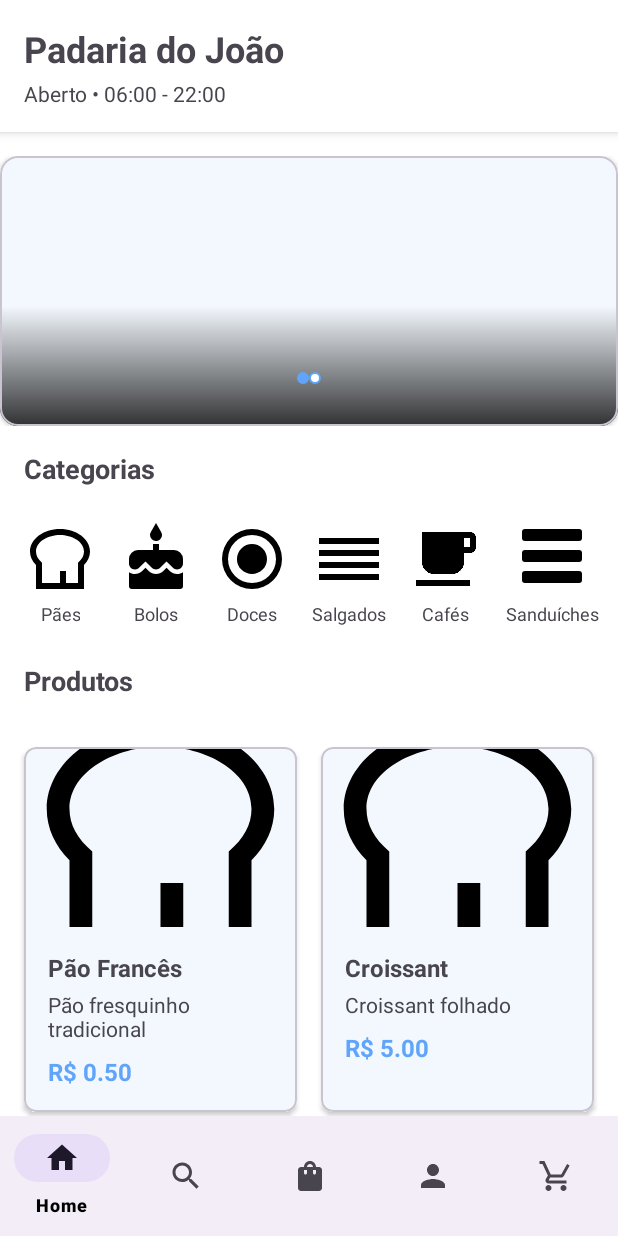
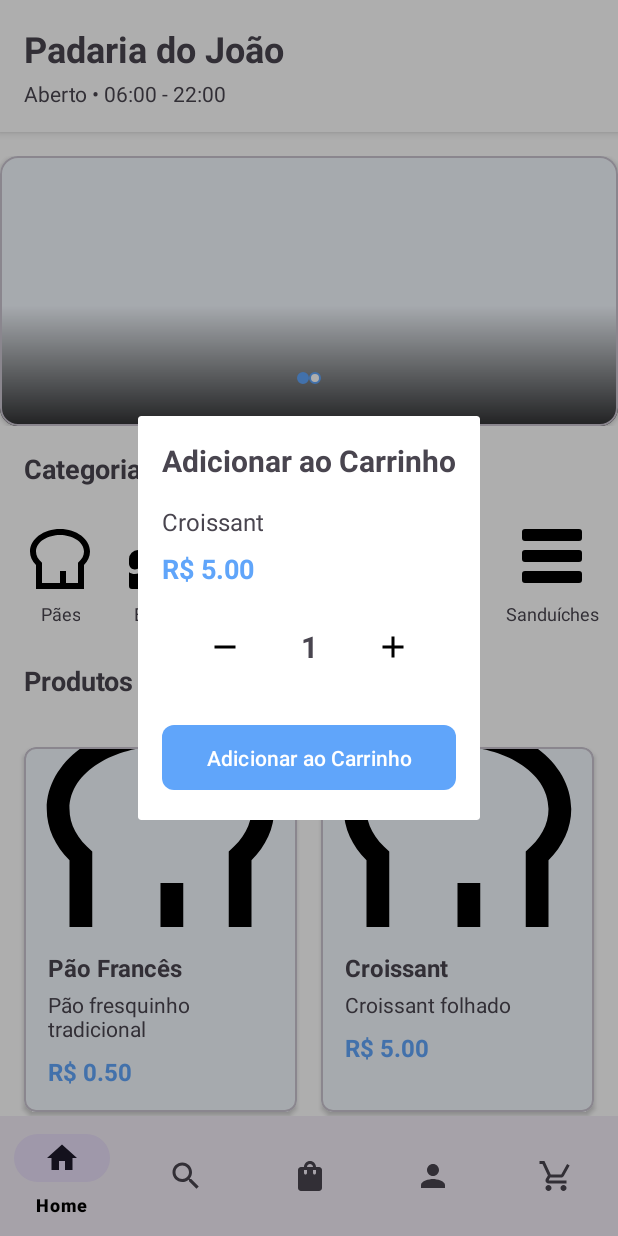
Before and after one commit to Victorks4/AppBrendoka, an Android app: the fragment CartFragment placed in its activity, after a tap on "Croissant", on a phone screen of 412 x 824 dp. Run offline under Robolectric (Android 15) with nearby library versions, the phone set to English and light mode, and no system bars; our stand-ins replace Firebase (no records; nobody signed in at launch, a user with empty details on screens opened directly).

Commit message:
Adicionado função de checkout e adicionar produto ao carrinho

```diff
--- a/app/build.gradle
+++ b/app/build.gradle
@@ -49,6 +49,7 @@ dependencies {
     implementation libs.firebase.auth
     implementation libs.firebase.database
     implementation 'com.google.firebase:firebase-firestore:24.9.1'
+    implementation libs.swiperefreshlayout
 
     // Testes unitários e de UI
     testImplementation libs.junit
--- a/app/src/main/java/com/example/appproject05/adapters/ProductAdapter.java
+++ b/app/src/main/java/com/example/appproject05/adapters/ProductAdapter.java
@@ -9,19 +9,14 @@ import androidx.annotation.NonNull;
 import androidx.recyclerview.widget.RecyclerView;
 import com.example.appproject05.R;
 import com.example.appproject05.models.Product;
+import com.example.appproject05.dialogs.AddToCartDialog;
 import java.util.List;
 
 public class ProductAdapter extends RecyclerView.Adapter<ProductAdapter.ProductViewHolder> {
     private List<Product> products;
-    private OnProductClickListener listener;
 
-    public interface OnProductClickListener {
-        void onProductClick(Product product);
-    }
-
-    public ProductAdapter(List<Product> products, OnProductClickListener listener) {
+    public ProductAdapter(List<Product> products) {
         this.products = products;
-        this.listener = listener;
     }
 
     public void updateProducts(List<Product> newProducts) {
@@ -62,8 +57,8 @@ public class ProductAdapter extends RecyclerView.Adapter<ProductAdapter.ProductV
 
             itemView.setOnClickListener(v -> {
                 int pos = getAdapterPosition();
-                if (pos != RecyclerView.NO_POSITION && listener != null) {
-                    listener.onProductClick(products.get(pos));
+                if (pos != RecyclerView.NO_POSITION) {
+                    showAddToCartDialog(products.get(pos));
                 }
             });
         }
@@ -74,5 +69,10 @@ public class ProductAdapter extends RecyclerView.Adapter<ProductAdapter.ProductV
             productPrice.setText(String.format("R$ %.2f", product.getPrice()));
             productImage.setImageResource(product.getImageResource());
         }
+
+        private void showAddToCartDialog(Product product) {
+            AddToCartDialog dialog = new AddToCartDialog(itemView.getContext(), product);
+            dialog.show();
+        }
     }
 }
--- /dev/null
+++ b/app/src/main/java/com/example/appproject05/dialogs/AddToCartDialog.java
@@ -0,0 +1,108 @@
+package com.example.appproject05.dialogs;
+
+import android.app.Dialog;
+import android.content.Context;
+import android.os.Bundle;
+import android.view.View;
+import android.widget.ImageButton;
+import android.widget.TextView;
+import android.widget.Toast;
+import androidx.annotation.NonNull;
+import com.example.appproject05.R;
+import com.example.appproject05.models.CartItem;
+import com.example.appproject05.models.Product;
+import com.example.appproject05.utils.CartManager;
+import com.google.android.material.button.MaterialButton;
+
+/**
+ * Diálogo para adicionar produtos ao carrinho com seleção de quantidade
+ */
+public class AddToCartDialog extends Dialog {
+    private Product product;
+    private CartManager cartManager;
+    private TextView productName, productPrice, quantity;
+    private ImageButton btnDecrease, btnIncrease;
+    private MaterialButton btnAddToCart;
+    private int currentQuantity = 1;
+
+    public AddToCartDialog(@NonNull Context context, Product product) {
+        super(context);
+        this.product = product;
+        this.cartManager = new CartManager();
+    }
+
+    @Override
+    protected void onCreate(Bundle savedInstanceState) {
+        super.onCreate(savedInstanceState);
+        setContentView(R.layout.dialog_add_to_cart);
+
+        // Inicializar views
+        initViews();
+
+        // Configurar dados do produto
+        setupProductInfo();
+
+        // Configurar listeners
+        setupListeners();
+    }
+
+    private void initViews() {
+        productName = findViewById(R.id.product_name);
+        productPrice = findViewById(R.id.product_price);
+        quantity = findViewById(R.id.quantity);
+        btnDecrease = findViewById(R.id.btn_decrease);
+        btnIncrease = findViewById(R.id.btn_increase);
+        btnAddToCart = findViewById(R.id.btn_add_to_cart);
+    }
+
+    private void setupProductInfo() {
+        productName.setText(product.getName());
+        updateTotalPrice();
+    }
+
+    private void setupListeners() {
+        btnDecrease.setOnClickListener(v -> {
+            if (currentQuantity > 1) {
+                currentQuantity--;
+                updateQuantityViews();
+            }
+        });
+
+        btnIncrease.setOnClickListener(v -> {
+            currentQuantity++;
+            updateQuantityViews();
+        });
+
+        btnAddToCart.setOnClickListener(v -> addToCart());
+    }
+
+    private void updateQuantityViews() {
+        quantity.setText(String.valueOf(currentQuantity));
+        updateTotalPrice();
+    }
+
+    private void updateTotalPrice() {
+        double total = product.getPrice() * currentQuantity;
+        productPrice.setText(String.format("R$ %.2f", total));
+    }
+
+    private void addToCart() {
+        CartItem cartItem = new CartItem(
+                product.getId(),
+                product.getName(),
+                "Brendoka Bakery", // Nome da padaria fixo por enquanto
+                product.getPrice(),
+                currentQuantity
+        );
+
+        cartManager.addItem(cartItem)
+                .addOnSuccessListener(aVoid -> {
+                    Toast.makeText(getContext(), "Produto adicionado ao carrinho!", Toast.LENGTH_SHORT).show();
+                    dismiss();
+                })
+                .addOnFailureListener(e -> {
+                    Toast.makeText(getContext(), "Erro ao adicionar ao carrinho: " + e.getMessage(),
+                            Toast.LENGTH_SHORT).show();
+                });
+    }
+}
--- a/app/src/main/java/com/example/appproject05/fragments/BuscaFragment.java
+++ b/app/src/main/java/com/example/appproject05/fragments/BuscaFragment.java
@@ -55,9 +55,7 @@ public class BuscaFragment extends Fragment {
 
     private void setupRecyclerView() {
         searchResultsRecyclerView.setLayoutManager(new LinearLayoutManager(getContext()));
-        productAdapter = new ProductAdapter(new ArrayList<>(), product -> {
-            // Implementar navegação para detalhes do produto
-        });
+        productAdapter = new ProductAdapter(new ArrayList<>()); // Remove o callback
         searchResultsRecyclerView.setAdapter(productAdapter);
     }
 
--- a/app/src/main/java/com/example/appproject05/fragments/CartFragment.java
+++ b/app/src/main/java/com/example/appproject05/fragments/CartFragment.java
@@ -7,33 +7,33 @@ import android.view.View;
 import android.view.ViewGroup;
 import android.widget.Button;
 import android.widget.TextView;
+import android.widget.Toast;
 import androidx.fragment.app.Fragment;
 import androidx.recyclerview.widget.LinearLayoutManager;
 import androidx.recyclerview.widget.RecyclerView;
-
 import com.example.appproject05.CheckoutActivity;
 import com.example.appproject05.R;
 import com.example.appproject05.adapters.CartAdapter;
 import com.example.appproject05.models.CartItem;
+import com.example.appproject05.utils.CartManager;
 import java.util.ArrayList;
 import java.util.List;
 
-public class CartFragment extends Fragment implements CartAdapter.CartItemListener {
+public class CartFragment extends Fragment implements CartAdapter.CartItemListener, CartManager.CartListener {
     private RecyclerView recyclerView;
     private CartAdapter adapter;
     private List<CartItem> cartItems;
     private TextView txtSubtotal, txtDeliveryFee, txtTotal;
     private Button btnCheckout;
+    private CartManager cartManager;
+    private static final double DELIVERY_FEE = 5.00;
 
     @Override
     public View onCreateView(LayoutInflater inflater, ViewGroup container, Bundle savedInstanceState) {
         View view = inflater.inflate(R.layout.fragment_cart, container, false);
-
         initViews(view);
         setupRecyclerView();
-        loadCartItems();
-        updateTotals();
-
+        setupCartManager();
         return view;
     }
 
@@ -43,7 +43,6 @@ public class CartFragment extends Fragment implements CartAdapter.CartItemListen
         txtDeliveryFee = view.findViewById(R.id.txt_delivery_fee);
         txtTotal = view.findViewById(R.id.txt_total);
         btnCheckout = view.findViewById(R.id.btn_checkout);
-
         btnCheckout.setOnClickListener(v -> startCheckout());
     }
 
@@ -54,55 +53,59 @@ public class CartFragment extends Fragment implements CartAdapter.CartItemListen
         recyclerView.setAdapter(adapter);
     }
 
-    private void loadCartItems() {
-        // TODO: Load items from local storage or API
-        // Mock data for now
-        cartItems.add(new CartItem("1", "Pão Francês", "Padaria do João", 0.50, 10));
-        cartItems.add(new CartItem("2", "Croissant", "Padaria do João", 5.00, 2));
-        adapter.notifyDataSetChanged();
+    private void setupCartManager() {
+        cartManager = new CartManager();
+        cartManager.setCartListener(this);
     }
 
-    private void updateTotals() {
-        double subtotal = 0;
-        for (CartItem item : cartItems) {
-            subtotal += item.getTotal();
+    private void startCheckout() {
+        if (cartItems.isEmpty()) {
+            Toast.makeText(getContext(), "Seu carrinho está vazio", Toast.LENGTH_SHORT).show();
+            return;
         }
 
-        double deliveryFee = 5.00; // Mock delivery fee
-        double total = subtotal + deliveryFee;
-
-        txtSubtotal.setText(String.format("R$ %.2f", subtotal));
-        txtDeliveryFee.setText(String.format("R$ %.2f", deliveryFee));
-        txtTotal.setText(String.format("R$ %.2f", total));
-    }
-
-    // Em CartFragment.java, dentro do método startCheckout():
-
-    private void startCheckout() {
         Intent intent = new Intent(getActivity(), CheckoutActivity.class);
-        intent.putExtra("subtotal", calculateSubtotal()); // Passar o subtotal calculado
+        intent.putExtra("subtotal", cartManager.getCartTotal());
+        intent.putExtra("delivery_fee", DELIVERY_FEE);
         startActivity(intent);
-    }
-
-    private double calculateSubtotal() {
-        double subtotal = 0;
-        for (CartItem item : cartItems) {
-            subtotal += item.getTotal();
-        }
-        return subtotal;
     }
 
     @Override
     public void onQuantityChanged(CartItem item, int position, int newQuantity) {
-        item.setQuantity(newQuantity);
-        adapter.notifyItemChanged(position);
-        updateTotals();
+        cartManager.updateItemQuantity(item.getProductId(), newQuantity)
+                .addOnFailureListener(e -> Toast.makeText(getContext(),
+                        "Erro ao atualizar quantidade: " + e.getMessage(),
+                        Toast.LENGTH_SHORT).show());
     }
 
     @Override
     public void onItemRemoved(CartItem item, int position) {
-        cartItems.remove(position);
-        adapter.notifyItemRemoved(position);
-        updateTotals();
+        cartManager.removeItem(item.getProductId())
+                .addOnFailureListener(e -> Toast.makeText(getContext(),
+                        "Erro ao remover item: " + e.getMessage(),
+                        Toast.LENGTH_SHORT).show());
+    }
+
+    @Override
+    public void onCartUpdated(List<CartItem> items, double total) {
+        cartItems.clear();
+        cartItems.addAll(items);
+        adapter.notifyDataSetChanged();
+        updateTotals(total);
+    }
+
+    @Override
+    public void onError(String message) {
+        Toast.makeText(getContext(), "Erro: " + message, Toast.LENGTH_SHORT).show();
+    }
+
+    private void updateTotals(double subtotal) {
+        double total = subtotal + DELIVERY_FEE;
+
+        txtSubtotal.setText(String.format("R$ %.2f", subtotal));
+        txtDeliveryFee.setText(String.format("R$ %.2f", DELIVERY_FEE));
+        txtTotal.setText(String.format("R$ %.2f", total));
+
+        btnCheckout.setEnabled(subtotal > 0);
     }
 }
--- a/app/src/main/java/com/example/appproject05/fragments/HomeFragment.java
+++ b/app/src/main/java/com/example/appproject05/fragments/HomeFragment.java
@@ -25,8 +25,7 @@ import java.util.List;
 
 public class HomeFragment extends Fragment implements
         BannerAdapter.OnBannerClickListener,
-        CategoryAdapter.OnCategoryClickListener,
-        ProductAdapter.OnProductClickListener {
+        CategoryAdapter.OnCategoryClickListener{
 
     private ViewPager2 bannerViewPager;
     private TabLayout bannerIndicator;  // Adicionada declaração aqui
@@ -121,8 +120,10 @@ public class HomeFragment extends Fragment implements
         products.add(new Product("3", "Bolo de Chocolate", "Bolo caseiro", 25.00, R.drawable.ic_cake));
         products.add(new Product("4", "Café Expresso", "Café premium", 3.50, R.drawable.ic_coffee));
 
-        ProductAdapter productAdapter = new ProductAdapter(products, this);
+        ProductAdapter productAdapter = new ProductAdapter(products); // Remove o this
         productsRecyclerView.setAdapter(productAdapter);
+
+
     }
 
     @Override
@@ -136,8 +137,4 @@ public class HomeFragment extends Fragment implements
         // Implementar filtro por categoria
     }
 
-    @Override
-    public void onProductClick(Product product) {
-        // Implementar navegação para detalhes do produto
-    }
-}
+   }
--- /dev/null
+++ b/app/src/main/java/com/example/appproject05/utils/CartManager.java
@@ -0,0 +1,119 @@
+package com.example.appproject05.utils;
+
+import com.google.android.gms.tasks.Task;
+import com.google.firebase.auth.FirebaseAuth;
+import com.google.firebase.auth.FirebaseUser;
+import com.google.firebase.database.DataSnapshot;
+import com.google.firebase.database.DatabaseError;
+import com.google.firebase.database.DatabaseReference;
+import com.google.firebase.database.FirebaseDatabase;
+import com.google.firebase.database.ValueEventListener;
+import com.example.appproject05.models.CartItem;
+import java.util.ArrayList;
+import java.util.HashMap;
+import java.util.List;
+import java.util.Map;
+
+/**
+ * Gerenciador do carrinho de compras usando Firebase Realtime Database
+ */
+public class CartManager {
+    private static final String CART_PATH = "users/%s/cart";
+    private DatabaseReference cartRef;
+    private FirebaseUser currentUser;
+    private List<CartItem> cartItems = new ArrayList<>();
+    private CartListener cartListener;
+
+    public interface CartListener {
+        void onCartUpdated(List<CartItem> items, double total);
+        void onError(String message);
+    }
+
+    public CartManager() {
+        currentUser = FirebaseAuth.getInstance().getCurrentUser();
+        if (currentUser != null) {
+            String cartPath = String.format(CART_PATH, currentUser.getUid());
+            cartRef = FirebaseDatabase.getInstance().getReference(cartPath);
+        }
+    }
+
+    public void setCartListener(CartListener listener) {
+        this.cartListener = listener;
+        if (cartRef != null) {
+            listenToCartChanges();
+        }
+    }
+
+    private void listenToCartChanges() {
+        cartRef.addValueEventListener(new ValueEventListener() {
+            @Override
+            public void onDataChange(DataSnapshot snapshot) {
+                cartItems.clear();
+                double total = 0;
+
+                for (DataSnapshot itemSnapshot : snapshot.getChildren()) {
+                    CartItem item = itemSnapshot.getValue(CartItem.class);
+                    if (item != null) {
+                        cartItems.add(item);
+                        total += item.getTotal();
+                    }
+                }
+
+                if (cartListener != null) {
+                    cartListener.onCartUpdated(cartItems, total);
+                }
+            }
+
+            @Override
+            public void onCancelled(DatabaseError error) {
+                if (cartListener != null) {
+                    cartListener.onError(error.getMessage());
+                }
+            }
+        });
+    }
+
+    public Task<Void> addItem(CartItem item) {
+        if (currentUser == null || cartRef == null) {
+            return null;
+        }
+
+        return cartRef.child(item.getProductId()).setValue(item);
+    }
+
+    public Task<Void> updateItemQuantity(String productId, int newQuantity) {
+        if (currentUser == null || cartRef == null) {
+            return null;
+        }
+
+        return cartRef.child(productId).child("quantity").setValue(newQuantity);
+    }
+
+    public Task<Void> removeItem(String productId) {
+        if (currentUser == null || cartRef == null) {
+            return null;
+        }
+
+        return cartRef.child(productId).removeValue();
+    }
+
+    public Task<Void> clearCart() {
+        if (currentUser == null || cartRef == null) {
+            return null;
+        }
+
+        return cartRef.removeValue();
+    }
+
+    public List<CartItem> getCartItems() {
+        return cartItems;
+    }
+
+    public double getCartTotal() {
+        double total = 0;
+        for (CartItem item : cartItems) {
+            total += item.getTotal();
+        }
+        return total;
+    }
+}
--- /dev/null
+++ b/app/src/main/res/layout/dialog_add_to_cart.xml
@@ -0,0 +1,74 @@
+<?xml version="1.0" encoding="utf-8"?>
+<LinearLayout xmlns:android="http://schemas.android.com/apk/res/android"
+    xmlns:app="http://schemas.android.com/apk/res-auto"
+    android:layout_width="match_parent"
+    android:layout_height="wrap_content"
+    android:orientation="vertical"
+    android:padding="16dp">
+
+    <TextView
+        android:layout_width="match_parent"
+        android:layout_height="wrap_content"
+        android:text="Adicionar ao Carrinho"
+        android:textSize="20sp"
+        android:textStyle="bold"
+        android:layout_marginBottom="16dp"/>
+
+    <TextView
+        android:id="@+id/product_name"
+        android:layout_width="match_parent"
+        android:layout_height="wrap_content"
+        android:textSize="16sp"
+        android:layout_marginBottom="8dp"/>
+
+    <TextView
+        android:id="@+id/product_price"
+        android:layout_width="match_parent"
+        android:layout_height="wrap_content"
+        android:textSize="18sp"
+        android:textStyle="bold"
+        android:textColor="@color/primary"
+        android:layout_marginBottom="16dp"/>
+
+    <LinearLayout
+        android:layout_width="match_parent"
+        android:layout_height="wrap_content"
+        android:orientation="horizontal"
+        android:gravity="center"
+        android:layout_marginBottom="24dp">
+
+        <ImageButton
+            android:id="@+id/btn_decrease"
+            android:layout_width="48dp"
+            android:layout_height="48dp"
+            android:src="@drawable/ic_remove"
+            android:background="?attr/selectableItemBackgroundBorderless"
+            android:contentDescription="Diminuir quantidade"/>
+
+        <TextView
+            android:id="@+id/quantity"
+            android:layout_width="64dp"
+            android:layout_height="wrap_content"
+            android:text="1"
+            android:textSize="20sp"
+            android:textStyle="bold"
+            android:gravity="center"/>
+
+        <ImageButton
+            android:id="@+id/btn_increase"
+            android:layout_width="48dp"
+            android:layout_height="48dp"
+            android:src="@drawable/ic_add"
+            android:background="?attr/selectableItemBackgroundBorderless"
+            android:contentDescription="Aumentar quantidade"/>
+    </LinearLayout>
+
+    <com.google.android.material.button.MaterialButton
+        android:id="@+id/btn_add_to_cart"
+        android:layout_width="match_parent"
+        android:layout_height="wrap_content"
+        android:text="Adicionar ao Carrinho"
+        android:padding="12dp"
+        app:cornerRadius="8dp"/>
+
+</LinearLayout>
--- a/gradle/libs.versions.toml
+++ b/gradle/libs.versions.toml
@@ -12,6 +12,7 @@ googleGmsGoogleServices = "4.4.2"
 firebaseFirestore = "25.1.1"
 firebaseAuth = "23.1.0"
 firebaseDatabase = "21.0.0"
+swiperefreshlayout = "1.1.0"
 
 [libraries]
 junit = { group = "junit", name = "junit", version.ref = "junit" }
@@ -25,6 +26,7 @@ play-services-analytics-impl = { group = "com.google.android.gms", name = "play-
 firebase-firestore = { group = "com.google.firebase", name = "firebase-firestore", version.ref = "firebaseFirestore" }
 firebase-auth = { group = "com.google.firebase", name = "firebase-auth", version.ref = "firebaseAuth" }
 firebase-database = { group = "com.google.firebase", name = "firebase-database", version.ref = "firebaseDatabase" }
+swiperefreshlayout = { group = "androidx.swiperefreshlayout", name = "swiperefreshlayout", version.ref = "swiperefreshlayout" }
 
 [plugins]
 android-application = { id = "com.android.application", version.ref = "agp" }
```
Also changed, not shown: app/src/main/java/com/example/appproject05/CheckoutActivity.java (+69 -20 lines), app/src/main/java/com/example/appproject05/models/CartItem.java (+6 -1 lines), app/src/main/java/com/example/appproject05/models/Order.java (+9 -1 lines), app/src/main/res/layout/activity_checkout.xml (+16 -0 lines).
